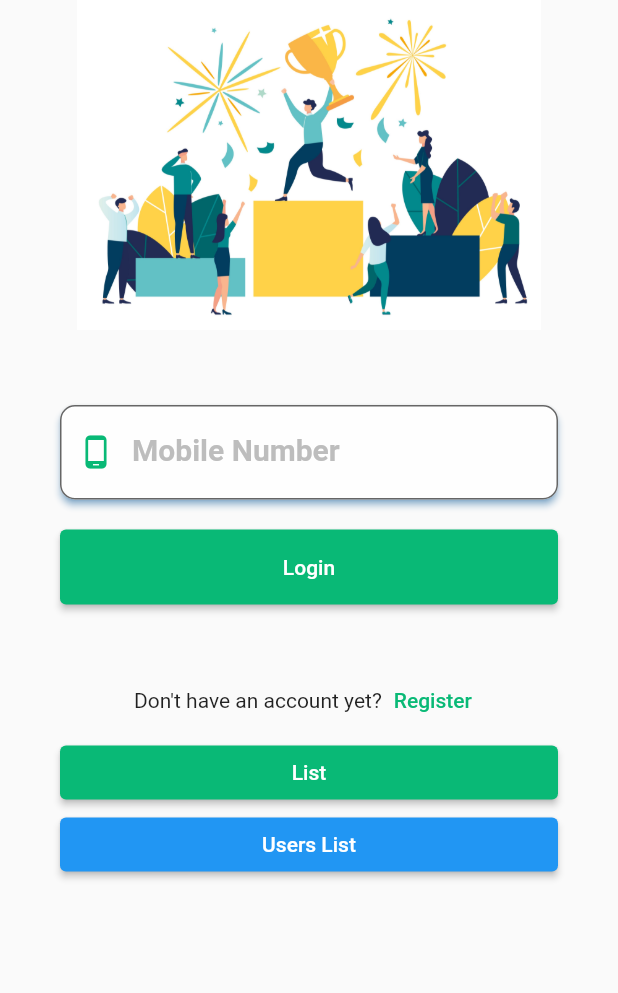
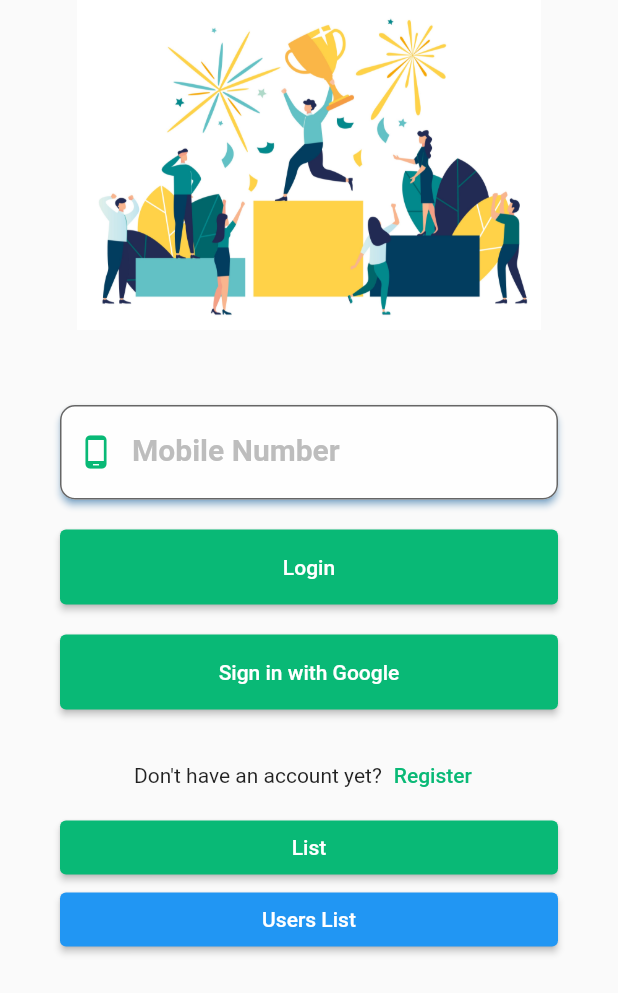
Before and after one commit to z3ro647/task1_loginui, a Flutter app: the screen it shows after launch, on a phone screen of 412 x 824 dp. Shown: the top 993 px of the screen. Run offline on Flutter 3.47's test engine with Material 2 defaults, Android fonts, the phone set to English and light mode, and no system bars; our stand-ins replace firebase_auth, firebase_core, google_sign_in, hexcolor, sqflite; accounts and stored records are empty.

Commit message:
Google/Email Authentication Added

```diff
--- a/lib/screens/loginscreen.dart
+++ b/lib/screens/loginscreen.dart
@@ -4,6 +4,8 @@ import 'package:hexcolor/hexcolor.dart';
 import 'package:task_loginui/screens/listdata.dart';
 import 'package:task_loginui/screens/listusers.dart';
 import 'package:task_loginui/screens/registerscreen.dart';
+import 'package:task_loginui/utils/authentication.dart';
+import 'package:task_loginui/widgets/google_sign_in_button.dart';
 
 final colorGreen = HexColor("#09b976");
 
@@ -73,6 +75,19 @@ class _LoginScreenState extends State<LoginScreen> {
           SizedBox(
             height: 20.0,
           ),
+          FutureBuilder(
+              future: Authentication.initializeFirebase(context: context),
+              builder: (context, snapshot) {
+                if (snapshot.hasError) {
+                  return Text('Error initializing Firebase');
+                } else if (snapshot.connectionState == ConnectionState.done) {
+                  return GoogleSignInButton();
+                }
+                return CircularProgressIndicator(
+                    valueColor: AlwaysStoppedAnimation<Color>(
+                  Colors.orange,
+                ));
+              }),
           SizedBox(
             height: 20.0,
           ),
--- /dev/null
+++ b/lib/widgets/google_sign_in_button.dart
@@ -0,0 +1,86 @@
+import 'package:firebase_auth/firebase_auth.dart';
+import 'package:flutter/material.dart';
+import 'package:hexcolor/hexcolor.dart';
+import 'package:task_loginui/screens/user_info_screen.dart';
+import 'package:task_loginui/utils/authentication.dart';
+
+final colorGreen = HexColor("#09b976");
+
+class GoogleSignInButton extends StatefulWidget {
+  const GoogleSignInButton({ Key? key }) : super(key: key);
+
+  @override
+  _GoogleSignInButtonState createState() => _GoogleSignInButtonState();
+}
+
+class _GoogleSignInButtonState extends State<GoogleSignInButton> {
+  bool _isSignInIn = false;
+
+  @override
+  Widget build(BuildContext context) {
+    return Padding(
+      //padding: const EdgeInsets.only(bottom: 16.0),
+      padding: const EdgeInsets.symmetric(vertical: 0.0, horizontal: 40.0),
+      child: _isSignInIn
+          ? CircularProgressIndicator(
+              valueColor: AlwaysStoppedAnimation<Color>(Colors.black),
+            )
+          : ElevatedButton(
+              onPressed: () async {
+                setState(() {
+                  _isSignInIn = true;
+                });
+
+                User? user =
+                    await Authentication.signInWithGoogle(context: context);
+
+                setState(() {
+                  _isSignInIn = false;
+                });
+
+                if (user != null) {
+                  // Navigator.of(context).pushReplacement(
+                  //   MaterialPageRoute(
+                  //     builder: (context) => UserInfoScreen(
+                  //       user: user,
+                  //     )
+                  //   )
+                  // );
+                  Navigator.push(
+                      context,
+                      MaterialPageRoute(
+                          builder: (context) => UserInfoScreen(user: user)));
+                }
+              },
+              child: SizedBox(
+                height: 50.0,
+                child: Padding(
+                  padding: const EdgeInsets.fromLTRB(0, 10, 0, 10),
+                  child: Row(
+                    mainAxisSize: MainAxisSize.min,
+                    mainAxisAlignment: MainAxisAlignment.center,
+                    children: <Widget>[
+                      // Image(
+                      //   image: AssetImage("assets/google_logo.png"),
+                      //   height: 35.0,
+                      // ),
+                      Padding(
+                        //padding: const EdgeInsets.only(left: 10),
+                        padding: const EdgeInsets.all(0),
+                        child: Text(
+                          'Sign in with Google',
+                          // style: TextStyle(
+                          //     fontSize: 20,
+                          //     color: Colors.black54,
+                          //     fontWeight: FontWeight.w600),
+                        ),
+                      )
+                    ],
+                  ),
+                ),
+              ),
+              style: ElevatedButton.styleFrom(primary: colorGreen),
+            ),
+    );
+  }
+}
```
Also changed, not shown: lib/screens/user_info_screen.dart (added, +112 -0 lines), lib/utils/authentication.dart (added, +82 -0 lines).
